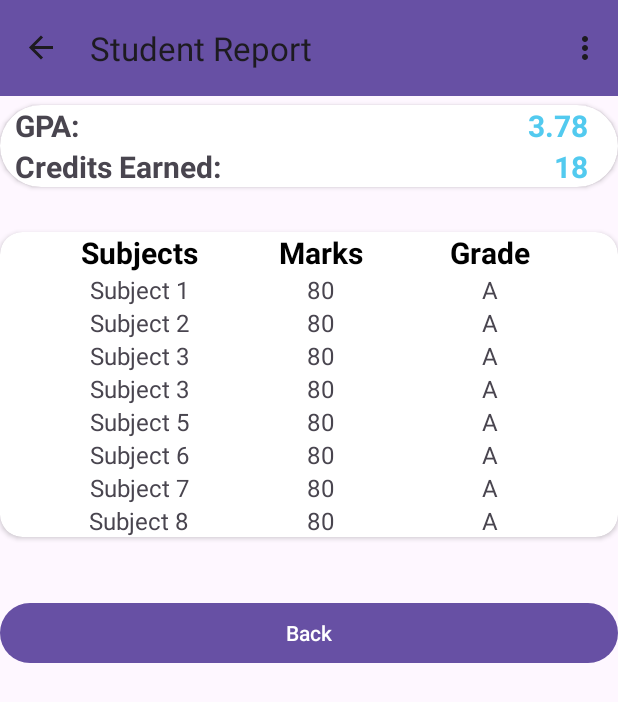
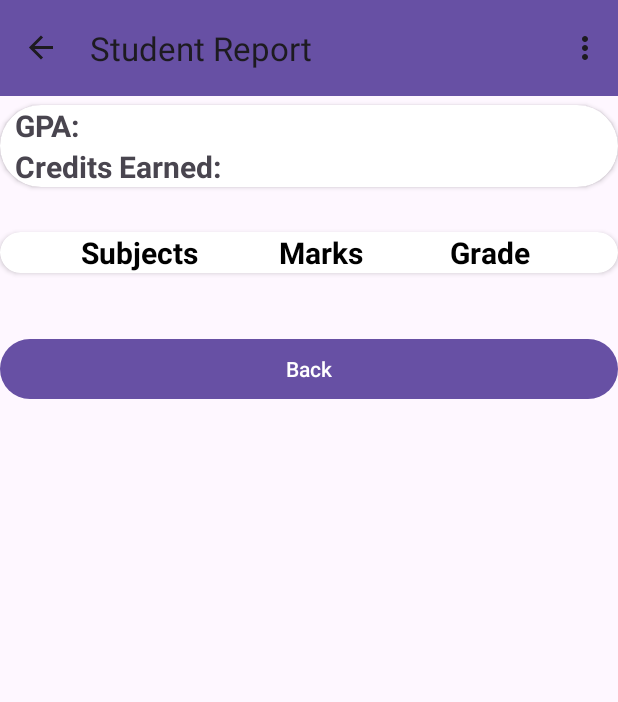
Before and after one commit to wahaj35/GPA-Finder, an Android app: the ResultFragment screen opened through its navigation route, on a phone screen of 412 x 824 dp. Shown: the top 702 px of the screen. Run offline under Robolectric (Android 15) with nearby library versions, the phone set to English and light mode, and no system bars; our stand-ins replace data binding, navigation-ui; 1 statement that could not run was skipped.

```diff
--- a/app/src/main/java/com/example/about/ResultFragment.kt
+++ b/app/src/main/java/com/example/about/ResultFragment.kt
@@ -17,6 +17,7 @@ lateinit var binding : FragmentResultBinding
     ): View? {
         // Inflate the layout for this fragment
         binding = DataBindingUtil.inflate(inflater,R.layout.fragment_result,container,false)
+
         return binding.root
     }
 
--- a/app/src/main/res/layout/fragment_result.xml
+++ b/app/src/main/res/layout/fragment_result.xml
@@ -41,7 +41,6 @@
                     android:layout_width="wrap_content"
                     android:layout_height="wrap_content"
                     android:layout_marginEnd="20dp"
-                    android:text="3.78"
                     app:layout_constraintEnd_toEndOf="parent"
                     app:layout_constraintTop_toTopOf="parent" />
 
@@ -61,7 +60,6 @@
                     android:layout_width="wrap_content"
                     android:layout_height="wrap_content"
                     android:layout_marginEnd="20dp"
-                    android:text="18"
                     app:layout_constraintEnd_toEndOf="parent"
                     app:layout_constraintTop_toBottomOf="@id/gpaVALUE" />
 
@@ -122,6 +120,7 @@
                     android:layout_height="wrap_content"
                     android:text="@string/subject_1_name"
                     android:textSize="@dimen/gradeAndMarksTextSize"
+                    android:visibility="gone"
                     app:layout_constraintEnd_toEndOf="@id/SubjectsHeader"
                     app:layout_constraintStart_toStartOf="@id/SubjectsHeader"
                     app:layout_constraintTop_toBottomOf="@id/SubjectsHeader" />
@@ -130,8 +129,8 @@
                     android:id="@+id/marks1"
                     android:layout_width="wrap_content"
                     android:layout_height="wrap_content"
-                    android:text="80"
                     android:textSize="@dimen/gradeAndMarksTextSize"
+                    android:visibility="gone"
                     app:layout_constraintEnd_toEndOf="@id/marksHeader"
                     app:layout_constraintStart_toStartOf="@id/marksHeader"
                     app:layout_constraintTop_toBottomOf="@id/marksHeader" />
@@ -140,8 +139,8 @@
                     android:id="@+id/grade1"
                     android:layout_width="wrap_content"
                     android:layout_height="wrap_content"
-                    android:text="A"
                     android:textSize="@dimen/gradeAndMarksTextSize"
+                    android:visibility="gone"
                     app:layout_constraintEnd_toEndOf="@id/gradeHeader"
                     app:layout_constraintStart_toStartOf="@id/gradeHeader"
                     app:layout_constraintTop_toBottomOf="@id/gradeHeader" />
@@ -153,6 +152,7 @@
                     android:layout_height="wrap_content"
                     android:text="@string/subject_2_name"
                     android:textSize="@dimen/gradeAndMarksTextSize"
+                    android:visibility="gone"
                     app:layout_constraintEnd_toEndOf="@id/subject1Text"
                     app:layout_constraintStart_toStartOf="@id/subject1Text"
                     app:layout_constraintTop_toBottomOf="@id/subject1Text" />
@@ -161,8 +161,8 @@
                     android:id="@+id/marks2"
                     android:layout_width="wrap_content"
                     android:layout_height="wrap_content"
-                    android:text="80"
                     android:textSize="@dimen/gradeAndMarksTextSize"
+                    android:visibility="gone"
                     app:layout_constraintEnd_toEndOf="@id/marks1"
                     app:layout_constraintStart_toStartOf="@id/marks1"
                     app:layout_constraintTop_toBottomOf="@id/marks1" />
@@ -171,8 +171,8 @@
                     android:id="@+id/grade2"
                     android:layout_width="wrap_content"
                     android:layout_height="wrap_content"
-                    android:text="A"
                     android:textSize="@dimen/gradeAndMarksTextSize"
+                    android:visibility="gone"
                     app:layout_constraintEnd_toEndOf="@id/grade1"
                     app:layout_constraintStart_toStartOf="@id/grade1"
                     app:layout_constraintTop_toBottomOf="@id/grade1" />
@@ -183,6 +183,7 @@
                     android:layout_height="wrap_content"
                     android:text="@string/subject_3_name"
                     android:textSize="@dimen/gradeAndMarksTextSize"
+                    android:visibility="gone"
                     app:layout_constraintEnd_toEndOf="@id/subject2Text"
                     app:layout_constraintStart_toStartOf="@id/subject2Text"
                     app:layout_constraintTop_toBottomOf="@id/subject2Text" />
@@ -191,8 +192,8 @@
                     android:id="@+id/marks3"
                     android:layout_width="wrap_content"
                     android:layout_height="wrap_content"
-                    android:text="80"
                     android:textSize="@dimen/gradeAndMarksTextSize"
+                    android:visibility="gone"
                     app:layout_constraintEnd_toEndOf="@id/marks2"
                     app:layout_constraintStart_toStartOf="@id/marks2"
                     app:layout_constraintTop_toBottomOf="@id/marks2" />
@@ -201,8 +202,8 @@
                     android:id="@+id/grade3"
                     android:layout_width="wrap_content"
                     android:layout_height="wrap_content"
-                    android:text="A"
                     android:textSize="@dimen/gradeAndMarksTextSize"
+                    android:visibility="gone"
                     app:layout_constraintEnd_toEndOf="@id/grade2"
                     app:layout_constraintStart_toStartOf="@id/grade2"
                     app:layout_constraintTop_toBottomOf="@id/grade2" />
@@ -213,6 +214,7 @@
                     android:layout_height="wrap_content"
                     android:text="@string/subject_3_name"
                     android:textSize="@dimen/gradeAndMarksTextSize"
+                    android:visibility="gone"
                     app:layout_constraintEnd_toEndOf="@id/subject3Text"
                     app:layout_constraintStart_toStartOf="@id/subject3Text"
                     app:layout_constraintTop_toBottomOf="@id/subject3Text" />
@@ -221,8 +223,8 @@
                     android:id="@+id/marks4"
                     android:layout_width="wrap_content"
                     android:layout_height="wrap_content"
-                    android:text="80"
                     android:textSize="@dimen/gradeAndMarksTextSize"
+                    android:visibility="gone"
                     app:layout_constraintEnd_toEndOf="@id/marks3"
                     app:layout_constraintStart_toStartOf="@id/marks3"
                     app:layout_constraintTop_toBottomOf="@id/marks3" />
@@ -231,8 +233,8 @@
                     android:id="@+id/grade4"
                     android:layout_width="wrap_content"
                     android:layout_height="wrap_content"
-                    android:text="A"
                     android:textSize="@dimen/gradeAndMarksTextSize"
+                    android:visibility="gone"
                     app:layout_constraintEnd_toEndOf="@id/grade3"
                     app:layout_constraintStart_toStartOf="@id/grade3"
                     app:layout_constraintTop_toBottomOf="@id/grade3" />
@@ -243,6 +245,7 @@
                     android:layout_height="wrap_content"
                     android:text="@string/subject_5_name"
                     android:textSize="@dimen/gradeAndMarksTextSize"
+                    android:visibility="gone"
                     app:layout_constraintEnd_toEndOf="@id/subject4Text"
                     app:layout_constraintStart_toStartOf="@id/subject4Text"
                     app:layout_constraintTop_toBottomOf="@id/subject4Text" />
@@ -251,8 +254,8 @@
                     android:id="@+id/marks5"
                     android:layout_width="wrap_content"
                     android:layout_height="wrap_content"
-                    android:text="80"
                     android:textSize="@dimen/gradeAndMarksTextSize"
+                    android:visibility="gone"
                     app:layout_constraintEnd_toEndOf="@id/marks4"
                     app:layout_constraintStart_toStartOf="@id/marks4"
                     app:layout_constraintTop_toBottomOf="@id/marks4" />
@@ -261,8 +264,8 @@
                     android:id="@+id/grade5"
                     android:layout_width="wrap_content"
                     android:layout_height="wrap_content"
-                    android:text="A"
                     android:textSize="@dimen/gradeAndMarksTextSize"
+                    android:visibility="gone"
                     app:layout_constraintEnd_toEndOf="@id/grade4"
                     app:layout_constraintStart_toStartOf="@id/grade4"
                     app:layout_constraintTop_toBottomOf="@id/grade4" />
@@ -273,6 +276,7 @@
                     android:layout_height="wrap_content"
                     android:text="@string/subject_6_name"
                     android:textSize="@dimen/gradeAndMarksTextSize"
+                    android:visibility="gone"
                     app:layout_constraintEnd_toEndOf="@id/subject5Text"
                     app:layout_constraintStart_toStartOf="@id/subject5Text"
                     app:layout_constraintTop_toBottomOf="@id/subject5Text" />
@@ -281,8 +285,8 @@
                     android:id="@+id/marks6"
                     android:layout_width="wrap_content"
                     android:layout_height="wrap_content"
-                    android:text="80"
                     android:textSize="@dimen/gradeAndMarksTextSize"
+                    android:visibility="gone"
                     app:layout_constraintEnd_toEndOf="@id/marks5"
                     app:layout_constraintStart_toStartOf="@id/marks5"
                     app:layout_constraintTop_toBottomOf="@id/marks5" />
@@ -291,8 +295,8 @@
                     android:id="@+id/grade6"
                     android:layout_width="wrap_content"
                     android:layout_height="wrap_content"
-                    android:text="A"
                     android:textSize="@dimen/gradeAndMarksTextSize"
+                    android:visibility="gone"
                     app:layout_constraintEnd_toEndOf="@id/grade5"
                     app:layout_constraintStart_toStartOf="@id/grade5"
                     app:layout_constraintTop_toBottomOf="@id/grade5" />
@@ -303,6 +307,7 @@
                     android:layout_height="wrap_content"
                     android:text="@string/subject_7_name"
                     android:textSize="@dimen/gradeAndMarksTextSize"
+                    android:visibility="gone"
                     app:layout_constraintEnd_toEndOf="@id/subject6Text"
                     app:layout_constraintStart_toStartOf="@id/subject6Text"
                     app:layout_constraintTop_toBottomOf="@id/subject6Text" />
@@ -311,8 +316,8 @@
                     android:id="@+id/marks7"
                     android:layout_width="wrap_content"
                     android:layout_height="wrap_content"
-                    android:text="80"
                     android:textSize="@dimen/gradeAndMarksTextSize"
+                    android:visibility="gone"
                     app:layout_constraintEnd_toEndOf="@id/marks6"
                     app:layout_constraintStart_toStartOf="@id/marks6"
                     app:layout_constraintTop_toBottomOf="@id/marks6" />
@@ -321,8 +326,8 @@
                     android:id="@+id/grade7"
                     android:layout_width="wrap_content"
                     android:layout_height="wrap_content"
-                    android:text="A"
                     android:textSize="@dimen/gradeAndMarksTextSize"
+                    android:visibility="gone"
                     app:layout_constraintEnd_toEndOf="@id/grade6"
                     app:layout_constraintStart_toStartOf="@id/grade6"
                     app:layout_constraintTop_toBottomOf="@id/grade6" />
@@ -333,6 +338,7 @@
                     android:layout_height="wrap_content"
                     android:text="@string/subject_8_name"
                     android:textSize="@dimen/gradeAndMarksTextSize"
+                    android:visibility="gone"
                     app:layout_constraintEnd_toEndOf="@id/subject7Text"
                     app:layout_constraintStart_toStartOf="@id/subject7Text"
                     app:layout_constraintTop_toBottomOf="@id/subject7Text" />
@@ -341,8 +347,8 @@
                     android:id="@+id/marks8"
                     android:layout_width="wrap_content"
                     android:layout_height="wrap_content"
-                    android:text="80"
                     android:textSize="@dimen/gradeAndMarksTextSize"
+                    android:visibility="gone"
                     app:layout_constraintEnd_toEndOf="@id/marks7"
                     app:layout_constraintStart_toStartOf="@id/marks7"
                     app:layout_constraintTop_toBottomOf="@id/marks7" />
@@ -351,8 +357,8 @@
                     android:id="@+id/grade8"
                     android:layout_width="wrap_content"
                     android:layout_height="wrap_content"
-                    android:text="A"
                     android:textSize="@dimen/gradeAndMarksTextSize"
+                    android:visibility="gone"
                     app:layout_constraintEnd_toEndOf="@id/grade7"
                     app:layout_constraintStart_toStartOf="@id/grade7"
                     app:layout_constraintTop_toBottomOf="@id/grade7" />
```
Also changed, not shown: app/src/main/java/com/example/about/InputDataFragment.kt (+16 -2 lines), app/src/main/java/com/example/about/SharedViewModel.kt (+4 -4 lines).
